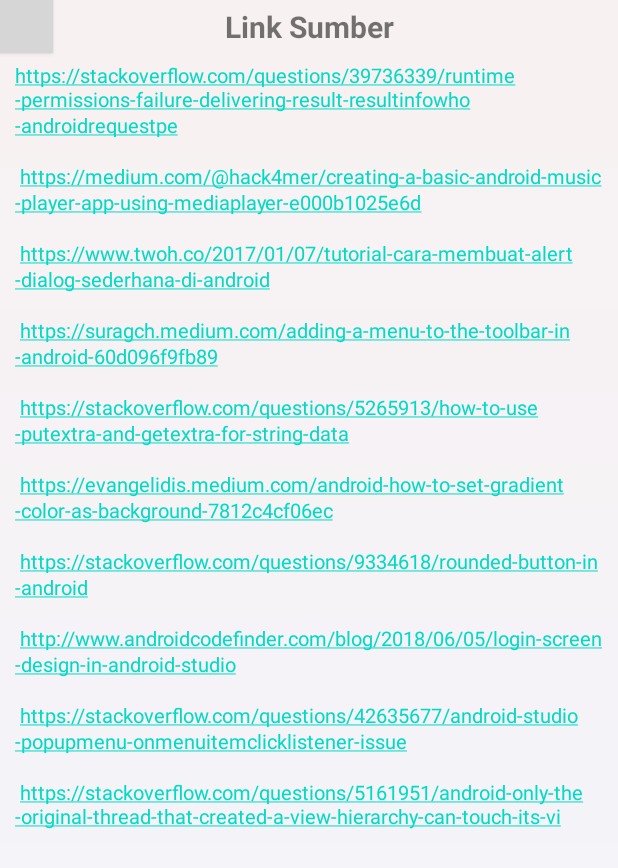
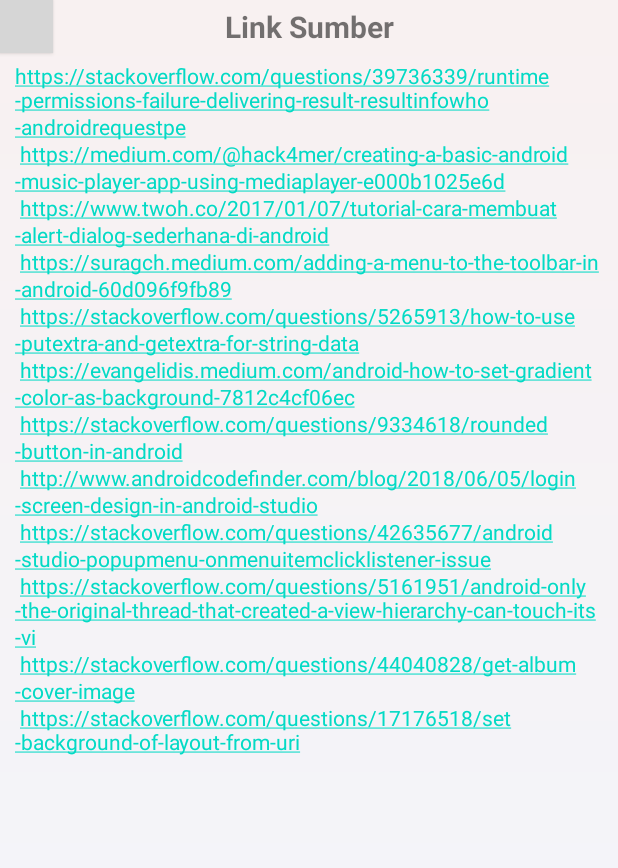
Before and after one commit to dyneamic/AndroidMobile2021-UTS, an Android app: the LinkSumberActivity screen opened directly, with no data from a screen before it, on a phone screen of 412 x 824 dp. Shown: the top 868 px of the screen. Run offline under Robolectric (Android 15) with nearby library versions, the phone set to English and light mode, and no system bars; grey boxes are pictures that could not be loaded.

Commit message:
Update 10

```diff
--- a/app/src/main/java/id/ac/umn/utslab_musicplayer_stephentjoang_28280/LinkSumberActivity.java
+++ b/app/src/main/java/id/ac/umn/utslab_musicplayer_stephentjoang_28280/LinkSumberActivity.java
@@ -29,4 +29,11 @@
             }
         });
     }
+
+    @Override
+    public void onBackPressed() {
+        Intent intent = new Intent(LinkSumberActivity.this, ProfilePage.class);
+        startActivity(intent);
+    }
+
 }
--- a/app/src/main/java/id/ac/umn/utslab_musicplayer_stephentjoang_28280/MusicPlayerActivity.java
+++ b/app/src/main/java/id/ac/umn/utslab_musicplayer_stephentjoang_28280/MusicPlayerActivity.java
@@ -107,7 +107,6 @@
         });
     }
 
-    //tambahan
     public static Uri getArtUriFromMusicFile(Context context, ModelLagu lagu) {
         Uri uri = MediaStore.Audio.Media.EXTERNAL_CONTENT_URI;
         String[] cursor_cols = { MediaStore.Audio.Media.ALBUM_ID };
@@ -140,8 +139,6 @@
             return cursor.getString(idx);
         }
     }
-
-    //end of tambahan
 
     public void initNew(int positionLagu) {
         lagu = (ModelLagu) laguList.get(positionLagu);
@@ -176,6 +173,8 @@
             ivAlbumImage.setBackground(drawable_img);
         }
         catch(Exception e) {
+            Drawable drawable_def = AppCompatResources.getDrawable(mContext, R.drawable.cd_icon);
+            ivAlbumImage.setBackground(drawable_def);
         }
         enableSeekBar();
     }
--- a/app/src/main/java/id/ac/umn/utslab_musicplayer_stephentjoang_28280/ProfilePage.java
+++ b/app/src/main/java/id/ac/umn/utslab_musicplayer_stephentjoang_28280/ProfilePage.java
@@ -39,4 +39,10 @@
             }
         });
     }
+
+    @Override
+    public void onBackPressed() {
+        Intent intent = new Intent(ProfilePage.this, MainActivity.class);
+        startActivity(intent);
+    }
 }
--- a/app/src/main/res/layout/activity_link_sumber.xml
+++ b/app/src/main/res/layout/activity_link_sumber.xml
@@ -37,7 +37,7 @@
         android:layout_marginTop="5dp"
         android:autoLink="web"
         android:text="@string/linkSumber"
-        android:textSize="13sp"
+        android:textSize="14sp"
         app:layout_constraintTop_toBottomOf="@+id/tvTitle"
         app:layout_constraintLeft_toLeftOf="parent"
         app:layout_constraintRight_toRightOf="parent">
--- a/app/src/main/res/values/strings.xml
+++ b/app/src/main/res/values/strings.xml
@@ -20,15 +20,17 @@
         Behance\n\n
     </string>
     <string name="linkSumber">
-        https://stackoverflow.com/questions/39736339/runtime-permissions-failure-delivering-result-resultinfowho-androidrequestpe\n\n
-        https://medium.com/@hack4mer/creating-a-basic-android-music-player-app-using-mediaplayer-e000b1025e6d\n\n
-        https://www.twoh.co/2017/01/07/tutorial-cara-membuat-alert-dialog-sederhana-di-android\n\n
-        https://suragch.medium.com/adding-a-menu-to-the-toolbar-in-android-60d096f9fb89\n\n
-        https://stackoverflow.com/questions/5265913/how-to-use-putextra-and-getextra-for-string-data\n\n
-        https://evangelidis.medium.com/android-how-to-set-gradient-color-as-background-7812c4cf06ec\n\n
-        https://stackoverflow.com/questions/9334618/rounded-button-in-android\n\n
-        http://www.androidcodefinder.com/blog/2018/06/05/login-screen-design-in-android-studio\n\n
-        https://stackoverflow.com/questions/42635677/android-studio-popupmenu-onmenuitemclicklistener-issue\n\n
-        https://stackoverflow.com/questions/5161951/android-only-the-original-thread-that-created-a-view-hierarchy-can-touch-its-vi
+        https://stackoverflow.com/questions/39736339/runtime-permissions-failure-delivering-result-resultinfowho-androidrequestpe\n
+        https://medium.com/@hack4mer/creating-a-basic-android-music-player-app-using-mediaplayer-e000b1025e6d\n
+        https://www.twoh.co/2017/01/07/tutorial-cara-membuat-alert-dialog-sederhana-di-android\n
+        https://suragch.medium.com/adding-a-menu-to-the-toolbar-in-android-60d096f9fb89\n
+        https://stackoverflow.com/questions/5265913/how-to-use-putextra-and-getextra-for-string-data\n
+        https://evangelidis.medium.com/android-how-to-set-gradient-color-as-background-7812c4cf06ec\n
+        https://stackoverflow.com/questions/9334618/rounded-button-in-android\n
+        http://www.androidcodefinder.com/blog/2018/06/05/login-screen-design-in-android-studio\n
+        https://stackoverflow.com/questions/42635677/android-studio-popupmenu-onmenuitemclicklistener-issue\n
+        https://stackoverflow.com/questions/5161951/android-only-the-original-thread-that-created-a-view-hierarchy-can-touch-its-vi\n
+        https://stackoverflow.com/questions/44040828/get-album-cover-image\n
+        https://stackoverflow.com/questions/17176518/set-background-of-layout-from-uri
     </string>
 </resources>
```
Also changed, not shown: 1 other file.
